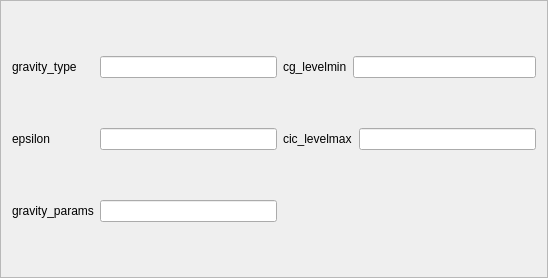
First picture: the form in something.ui, repository ansingh16/gui_ramses, before the edit.
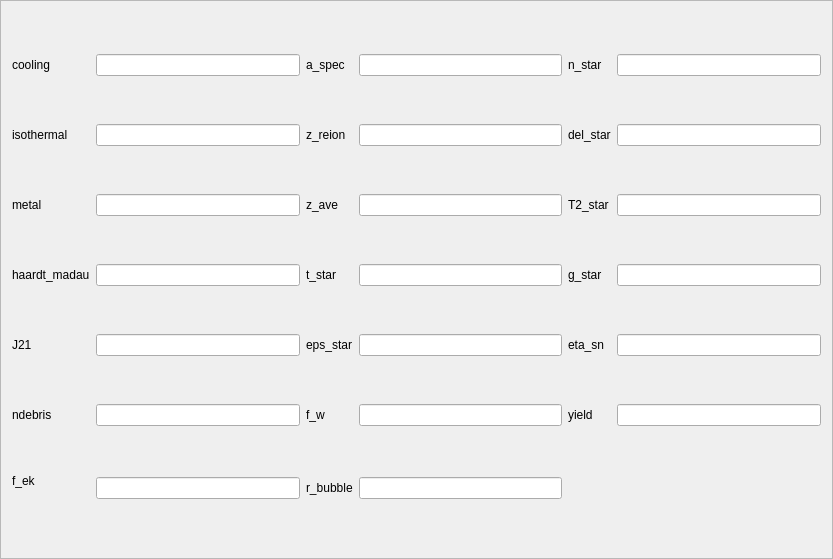
Second picture: the form after the edit.

```diff
--- a/something.ui
+++ b/something.ui
@@ -6,8 +6,8 @@
    <rect>
     <x>0</x>
     <y>0</y>
-    <width>548</width>
-    <height>278</height>
+    <width>833</width>
+    <height>559</height>
    </rect>
   </property>
   <property name="windowTitle">
@@ -26,7 +26,7 @@
       <string/>
      </property>
      <property name="text">
-      <string>gravity_type</string>
+      <string>cooling</string>
      </property>
     </widget>
    </item>
@@ -40,21 +40,35 @@
    <item row="0" column="2">
     <widget class="QLabel" name="cg_levelmin">
      <property name="text">
-      <string>cg_levelmin</string>
+      <string>a_spec</string>
      </property>
     </widget>
    </item>
-   <item row="0" column="3" colspan="2">
-    <widget class="QLineEdit" name="editcg_levelmin">
+   <item row="0" column="3">
+    <widget class="QLineEdit" name="edita_spec">
      <property name="statusTip">
-      <string>edit cg_levelmin</string>
+      <string>edit a_spec</string>
+     </property>
+    </widget>
+   </item>
+   <item row="0" column="4">
+    <widget class="QLabel" name="n_star">
+     <property name="text">
+      <string>n_star</string>
+     </property>
+    </widget>
+   </item>
+   <item row="0" column="5">
+    <widget class="QLineEdit" name="editn_star">
+     <property name="statusTip">
+      <string>edit n_star</string>
      </property>
     </widget>
    </item>
    <item row="1" column="0">
     <widget class="QLabel" name="epsilon">
      <property name="text">
-      <string>epsilon</string>
+      <string>isothermal</string>
      </property>
     </widget>
    </item>
@@ -65,15 +79,29 @@
      </property>
     </widget>
    </item>
-   <item row="1" column="2" colspan="2">
-    <widget class="QLabel" name="cic_levelmax">
+   <item row="1" column="2">
+    <widget class="QLabel" name="z_reion">
      <property name="text">
-      <string>cic_levelmax</string>
+      <string>z_reion</string>
+     </property>
+    </widget>
+   </item>
+   <item row="1" column="3">
+    <widget class="QLineEdit" name="editreion">
+     <property name="statusTip">
+      <string>edit reion</string>
      </property>
     </widget>
    </item>
    <item row="1" column="4">
-    <widget class="QLineEdit" name="editcic_levelmax">
+    <widget class="QLabel" name="del_star">
+     <property name="text">
+      <string>del_star</string>
+     </property>
+    </widget>
+   </item>
+   <item row="1" column="5">
+    <widget class="QLineEdit" name="editdel_star">
      <property name="statusTip">
       <string>edit cic_levelmax</string>
      </property>
@@ -85,14 +113,200 @@
       <string/>
      </property>
      <property name="text">
-      <string>gravity_params</string>
+      <string>metal</string>
      </property>
     </widget>
    </item>
    <item row="2" column="1">
     <widget class="QLineEdit" name="editgravity_params">
      <property name="statusTip">
-      <string>edit gravity_params</string>
+      <string>edit metal</string>
+     </property>
+    </widget>
+   </item>
+   <item row="2" column="2">
+    <widget class="QLabel" name="z_ave">
+     <property name="text">
+      <string>z_ave</string>
+     </property>
+    </widget>
+   </item>
+   <item row="2" column="3">
+    <widget class="QLineEdit" name="editz_ave">
+     <property name="statusTip">
+      <string>edit z_ave</string>
+     </property>
+    </widget>
+   </item>
+   <item row="2" column="4">
+    <widget class="QLabel" name="T2_star">
+     <property name="text">
+      <string>T2_star</string>
+     </property>
+    </widget>
+   </item>
+   <item row="2" column="5">
+    <widget class="QLineEdit" name="editT2_star">
+     <property name="statusTip">
+      <string>edit T2_star</string>
+     </property>
+    </widget>
+   </item>
+   <item row="3" column="0">
+    <widget class="QLabel" name="haardt_madau">
+     <property name="text">
+      <string>haardt_madau</string>
+     </property>
+    </widget>
+   </item>
+   <item row="3" column="1">
+    <widget class="QLineEdit" name="edithaardt_madau">
+     <property name="statusTip">
+      <string>edit haardt_madau</string>
+     </property>
+    </widget>
+   </item>
+   <item row="3" column="2">
+    <widget class="QLabel" name="t_star">
+     <property name="text">
+      <string>t_star </string>
+     </property>
+    </widget>
+   </item>
+   <item row="3" column="3">
+    <widget class="QLineEdit" name="editt_star">
+     <property name="statusTip">
+      <string>edit t_star</string>
+     </property>
+    </widget>
+   </item>
+   <item row="3" column="4">
+    <widget class="QLabel" name="g_star">
+     <property name="text">
+      <string>g_star</string>
+     </property>
+    </widget>
+   </item>
+   <item row="3" column="5">
+    <widget class="QLineEdit" name="editg_star">
+     <property name="statusTip">
+      <string>edit g_star</string>
+     </property>
+    </widget>
+   </item>
+   <item row="4" column="0">
+    <widget class="QLabel" name="J21">
+     <property name="text">
+      <string>J21</string>
+     </property>
+    </widget>
+   </item>
+   <item row="4" column="1">
+    <widget class="QLineEdit" name="editJ21">
+     <property name="statusTip">
+      <string>edit J21</string>
+     </property>
+    </widget>
+   </item>
+   <item row="4" column="2">
+    <widget class="QLabel" name="eps_star">
+     <property name="text">
+      <string>eps_star</string>
+     </property>
+    </widget>
+   </item>
+   <item row="4" column="3">
+    <widget class="QLineEdit" name="editeps_star">
+     <property name="statusTip">
+      <string>edit eps_star</string>
+     </property>
+    </widget>
+   </item>
+   <item row="4" column="4">
+    <widget class="QLabel" name="eta_sn">
+     <property name="text">
+      <string>eta_sn</string>
+     </property>
+    </widget>
+   </item>
+   <item row="4" column="5">
+    <widget class="QLineEdit" name="editeta_sn">
+     <property name="statusTip">
+      <string>edit eta_sn</string>
+     </property>
+    </widget>
+   </item>
+   <item row="5" column="0">
+    <widget class="QLabel" name="ndebris">
+     <property name="text">
+      <string>ndebris</string>
+     </property>
+    </widget>
+   </item>
+   <item row="5" column="1">
+    <widget class="QLineEdit" name="editndebris">
+     <property name="statusTip">
+      <string>edit ndebris</string>
+     </property>
+    </widget>
+   </item>
+   <item row="5" column="2">
+    <widget class="QLabel" name="f_w">
+     <property name="text">
+      <string>f_w</string>
+     </property>
+    </widget>
+   </item>
+   <item row="5" column="3">
+    <widget class="QLineEdit" name="editf_w">
+     <property name="statusTip">
+      <string>edit f_w</string>
+     </property>
+    </widget>
+   </item>
+   <item row="5" column="4">
+    <widget class="QLabel" name="yield">
+     <property name="text">
+      <string>yield</string>
+     </property>
+    </widget>
+   </item>
+   <item row="5" column="5">
+    <widget class="QLineEdit" name="edityield">
+     <property name="statusTip">
+      <string>edit yield</string>
+     </property>
+    </widget>
+   </item>
+   <item row="6" column="0">
+    <widget class="QLabel" name="label_4">
+     <property name="text">
+      <string>f_ek
+</string>
+     </property>
+    </widget>
+   </item>
+   <item row="6" column="1">
+    <widget class="QLineEdit" name="editf_ek">
+     <property name="statusTip">
+      <string>edit f_ek</string>
+     </property>
+    </widget>
+   </item>
+   <item row="6" column="2">
+    <widget class="QLabel" name="r_bubble">
+     <property name="statusTip">
+      <string/>
+     </property>
+     <property name="text">
+      <string>r_bubble</string>
+     </property>
+    </widget>
+   </item>
+   <item row="6" column="3">
+    <widget class="QLineEdit" name="editr_bubble">
+     <property name="statusTip">
+      <string>edit r_bubble</string>
      </property>
     </widget>
    </item>
```
Left out of the diff: 20 changed lines with no effect on the pictures.
